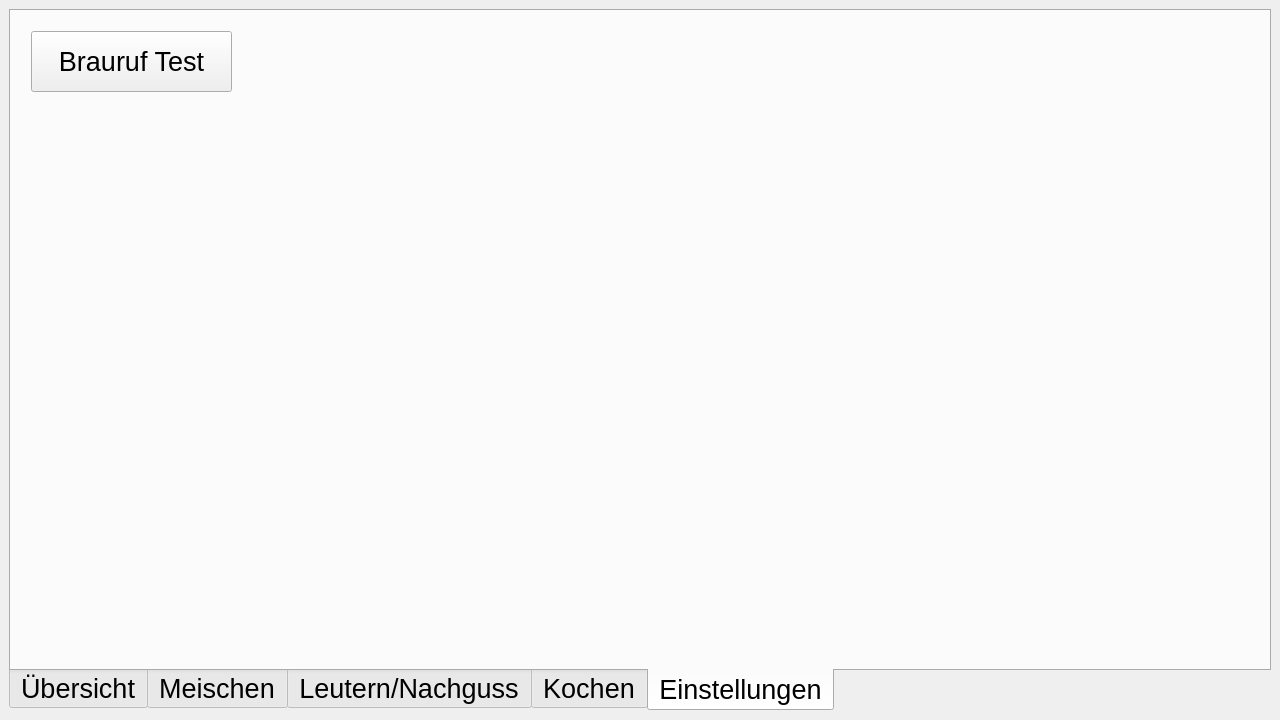
This is PythonBrauereiProjekt/UI.ui in mvx-320/PythonProjekteMVXgit as Qt 5 draws it before an edit. The edited form follows.
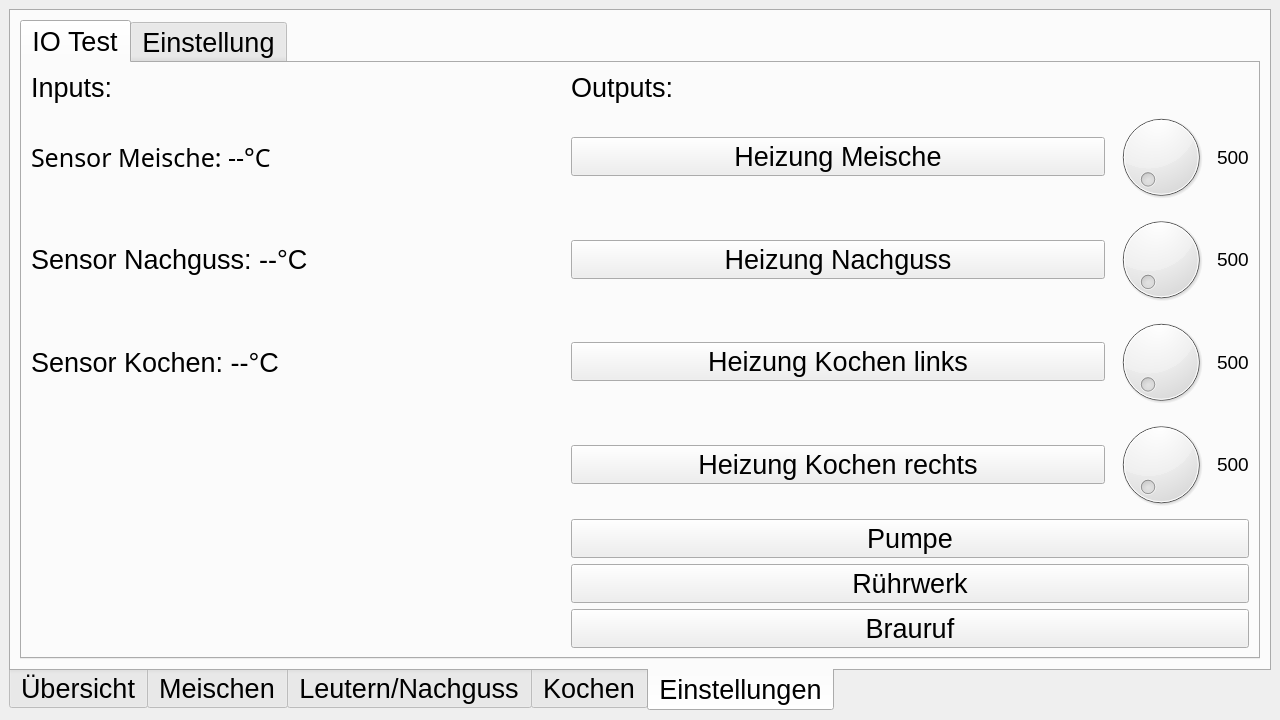
This is the edited form. The open tabs and pages were chosen to show the change. Icons and pictures are not drawn.

Diff of the .ui file:
```diff
--- a/PythonBrauereiProjekt/UI.ui
+++ b/PythonBrauereiProjekt/UI.ui
@@ -18,7 +18,7 @@
   </property>
   <widget class="QWidget" name="centralwidget">
    <layout class="QGridLayout" name="gridLayout">
-    <item row="0" column="0">
+    <item row="0" column="1">
      <widget class="QTabWidget" name="registerWidget">
       <property name="font">
        <font>
@@ -578,19 +578,312 @@
        <attribute name="title">
         <string>Einstellungen</string>
        </attribute>
-       <widget class="QPushButton" name="pushButton">
-        <property name="geometry">
-         <rect>
-          <x>20</x>
-          <y>20</y>
-          <width>201</width>
-          <height>61</height>
-         </rect>
-        </property>
-        <property name="text">
-         <string>Brauruf Test</string>
-        </property>
-       </widget>
+       <layout class="QGridLayout" name="gridLayout_3">
+        <item row="0" column="0">
+         <widget class="QTabWidget" name="tabWidget">
+          <property name="layoutDirection">
+           <enum>Qt::LeftToRight</enum>
+          </property>
+          <property name="currentIndex">
+           <number>0</number>
+          </property>
+          <widget class="QWidget" name="io_test_tab">
+           <attribute name="title">
+            <string>IO Test</string>
+           </attribute>
+           <layout class="QGridLayout" name="gridLayout_4" columnstretch="1,1,0,0">
+            <item row="3" column="0">
+             <widget class="QLabel" name="label">
+              <property name="text">
+               <string>Sensor Kochen: --°C</string>
+              </property>
+             </widget>
+            </item>
+            <item row="3" column="1">
+             <widget class="QPushButton" name="pushButton_3">
+              <property name="text">
+               <string>Heizung Kochen links</string>
+              </property>
+             </widget>
+            </item>
+            <item row="4" column="2">
+             <widget class="QDial" name="dial_4">
+              <property name="minimum">
+               <number>500</number>
+              </property>
+              <property name="maximum">
+               <number>3500</number>
+              </property>
+              <property name="singleStep">
+               <number>100</number>
+              </property>
+             </widget>
+            </item>
+            <item row="1" column="0">
+             <widget class="QLabel" name="label_3">
+              <property name="font">
+               <font>
+                <family>Siemens Sans Black</family>
+                <pointsize>19</pointsize>
+                <italic>false</italic>
+                <bold>false</bold>
+               </font>
+              </property>
+              <property name="styleSheet">
+               <string notr="true">font: 19pt &quot;Siemens Sans Black&quot;;</string>
+              </property>
+              <property name="text">
+               <string>Sensor Meische: --°C</string>
+              </property>
+             </widget>
+            </item>
+            <item row="2" column="0">
+             <widget class="QLabel" name="label_2">
+              <property name="text">
+               <string>Sensor Nachguss: --°C</string>
+              </property>
+             </widget>
+            </item>
+            <item row="1" column="2">
+             <widget class="QDial" name="dial">
+              <property name="minimum">
+               <number>500</number>
+              </property>
+              <property name="maximum">
+               <number>3500</number>
+              </property>
+              <property name="singleStep">
+               <number>100</number>
+              </property>
+              <property name="notchTarget">
+               <double>3.699999999999999</double>
+              </property>
+             </widget>
+            </item>
+            <item row="3" column="2">
+             <widget class="QDial" name="dial_3">
+              <property name="minimum">
+               <number>500</number>
+              </property>
+              <property name="maximum">
+               <number>3500</number>
+              </property>
+              <property name="singleStep">
+               <number>100</number>
+              </property>
+             </widget>
+            </item>
+            <item row="0" column="1">
+             <widget class="QLabel" name="label_5">
+              <property name="text">
+               <string>Outputs:</string>
+              </property>
+             </widget>
+            </item>
+            <item row="2" column="2">
+             <widget class="QDial" name="dial_2">
+              <property name="minimum">
+               <number>500</number>
+              </property>
+              <property name="maximum">
+               <number>3500</number>
+              </property>
+              <property name="singleStep">
+               <number>100</number>
+              </property>
+             </widget>
+            </item>
+            <item row="2" column="1">
+             <widget class="QPushButton" name="pushButton">
+              <property name="text">
+               <string>Heizung Nachguss</string>
+              </property>
+             </widget>
+            </item>
+            <item row="4" column="1">
+             <widget class="QPushButton" name="pushButton_5">
+              <property name="text">
+               <string>Heizung Kochen rechts</string>
+              </property>
+             </widget>
+            </item>
+            <item row="0" column="0">
+             <widget class="QLabel" name="label_4">
+              <property name="text">
+               <string>Inputs:</string>
+              </property>
+             </widget>
+            </item>
+            <item row="1" column="1">
+             <widget class="QPushButton" name="pushButton_2">
+              <property name="text">
+               <string>Heizung Meische</string>
+              </property>
+             </widget>
+            </item>
+            <item row="4" column="3">
+             <widget class="QLabel" name="label_6">
+              <property name="font">
+               <font>
+                <pointsize>14</pointsize>
+               </font>
+              </property>
+              <property name="text">
+               <string>500</string>
+              </property>
+             </widget>
+            </item>
+            <item row="3" column="3">
+             <widget class="QLabel" name="label_7">
+              <property name="font">
+               <font>
+                <pointsize>14</pointsize>
+               </font>
+              </property>
+              <property name="text">
+               <string>500</string>
+              </property>
+             </widget>
+            </item>
+            <item row="2" column="3">
+             <widget class="QLabel" name="label_8">
+              <property name="font">
+               <font>
+                <pointsize>14</pointsize>
+               </font>
+              </property>
+              <property name="text">
+               <string>500</string>
+              </property>
+             </widget>
+            </item>
+            <item row="1" column="3">
+             <widget class="QLabel" name="label_9">
+              <property name="font">
+               <font>
+                <pointsize>14</pointsize>
+               </font>
+              </property>
+              <property name="text">
+               <string>500</string>
+              </property>
+             </widget>
+            </item>
+            <item row="5" column="1" colspan="3">
+             <widget class="QPushButton" name="pushButton_4">
+              <property name="text">
+               <string>Pumpe</string>
+              </property>
+             </widget>
+            </item>
+            <item row="6" column="1" colspan="3">
+             <widget class="QPushButton" name="pushButton_6">
+              <property name="text">
+               <string>Rührwerk</string>
+              </property>
+             </widget>
+            </item>
+            <item row="7" column="1" colspan="3">
+             <widget class="QPushButton" name="pushButton_7">
+              <property name="text">
+               <string>Brauruf</string>
+              </property>
+             </widget>
+            </item>
+           </layout>
+          </widget>
+          <widget class="QWidget" name="settings_tab">
+           <attribute name="title">
+            <string>Einstellung</string>
+           </attribute>
+           <layout class="QGridLayout" name="gridLayout_6">
+            <item row="1" column="0">
+             <widget class="QLabel" name="label_11">
+              <property name="font">
+               <font>
+                <pointsize>8</pointsize>
+               </font>
+              </property>
+              <property name="text">
+               <string>Die Temperatur muss beim Rastenwechsel in dieses Toleranzfeld 
+kommen damit die Zeit der nächsten Rast gestartet wird.</string>
+              </property>
+             </widget>
+            </item>
+            <item row="3" column="0">
+             <widget class="QLabel" name="label_13">
+              <property name="text">
+               <string>P-Wert:</string>
+              </property>
+             </widget>
+            </item>
+            <item row="0" column="0">
+             <widget class="QLabel" name="label_10">
+              <property name="text">
+               <string>Zeit-Start-Toleranz:</string>
+              </property>
+             </widget>
+            </item>
+            <item row="0" column="1" rowspan="2">
+             <widget class="QComboBox" name="cob_tol_change">
+              <property name="cursor">
+               <cursorShape>ArrowCursor</cursorShape>
+              </property>
+              <property name="maxVisibleItems">
+               <number>3</number>
+              </property>
+              <item>
+               <property name="text">
+                <string>+/- 2°C</string>
+               </property>
+              </item>
+              <item>
+               <property name="text">
+                <string>+/- 5°C</string>
+               </property>
+              </item>
+              <item>
+               <property name="text">
+                <string>+/- 10°C</string>
+               </property>
+              </item>
+             </widget>
+            </item>
+            <item row="4" column="0">
+             <widget class="QLabel" name="label_14">
+              <property name="text">
+               <string>I-Wert:</string>
+              </property>
+             </widget>
+            </item>
+            <item row="5" column="0">
+             <widget class="QLabel" name="label_15">
+              <property name="text">
+               <string>D-Wert</string>
+              </property>
+             </widget>
+            </item>
+            <item row="3" column="1">
+             <widget class="QLineEdit" name="lineEdit"/>
+            </item>
+            <item row="4" column="1">
+             <widget class="QLineEdit" name="lineEdit_2"/>
+            </item>
+            <item row="5" column="1">
+             <widget class="QLineEdit" name="lineEdit_3"/>
+            </item>
+            <item row="2" column="0" colspan="2">
+             <widget class="QLabel" name="label_12">
+              <property name="text">
+               <string>PID-Regler Einstellungen:</string>
+              </property>
+             </widget>
+            </item>
+           </layout>
+          </widget>
+         </widget>
+        </item>
+       </layout>
       </widget>
      </widget>
     </item>
```
Left out of the diff: 96 changed lines with no effect on the pictures.
